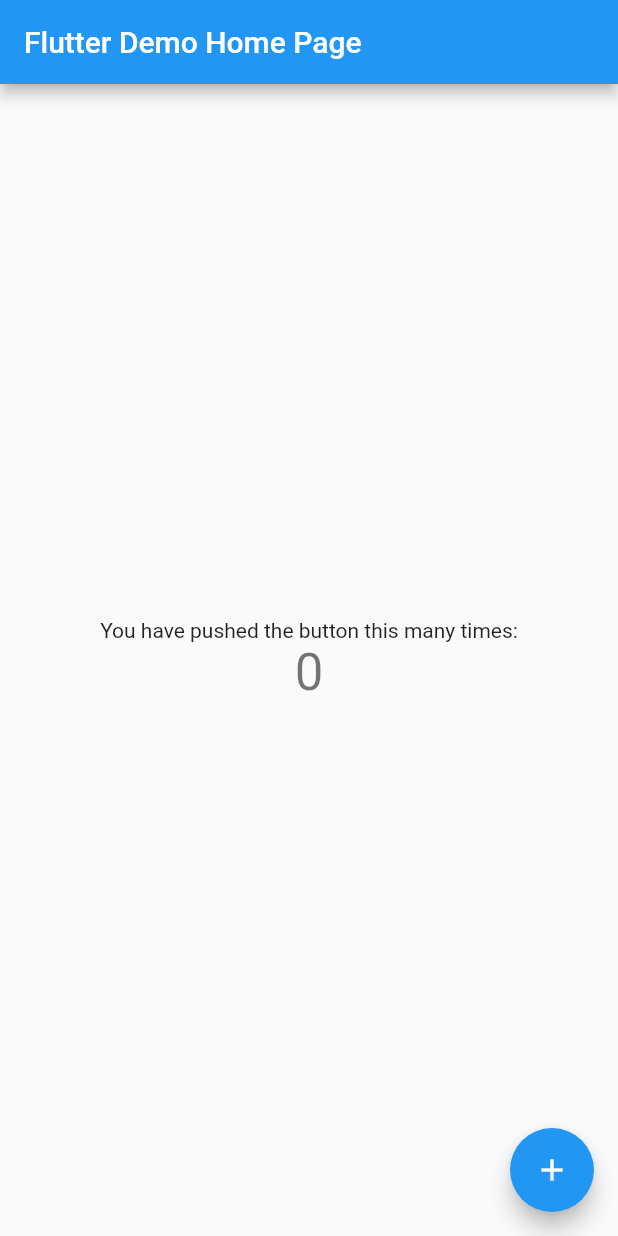
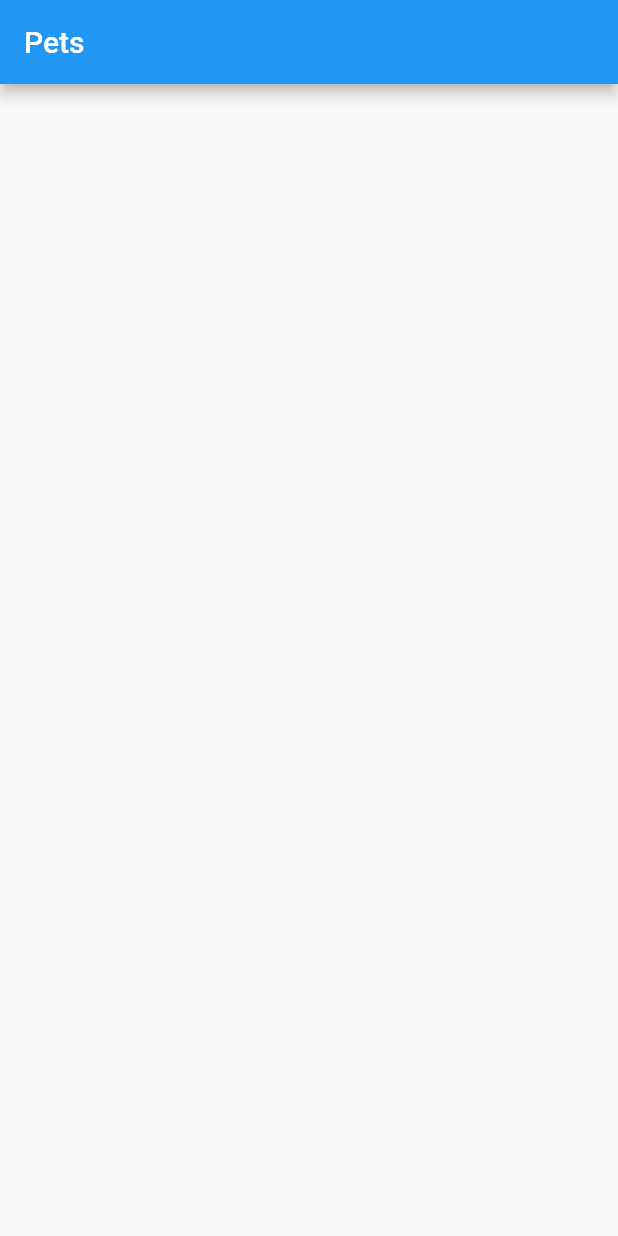
Before and after one commit to maciejjagodzinski/pets, a Flutter app: the screen it shows after launch, on a phone screen of 412 x 824 dp. Run offline on Flutter 3.47's test engine with Material 2 defaults, Android fonts, the phone set to English and light mode, and no system bars; our stand-ins replace bloc.

Commit message:
Organize pets feature files

```diff
--- a/lib/main.dart
+++ b/lib/main.dart
@@ -14,7 +14,7 @@ class MyApp extends StatelessWidget {
       theme: ThemeData(
         primarySwatch: Colors.blue,
       ),
-      home: const MyHomePage(title: 'Flutter Demo Home Page'),
+      home: const MyHomePage(title: 'Pets'),
     );
   }
 }
@@ -31,12 +31,6 @@ class MyHomePage extends StatefulWidget {
 class _MyHomePageState extends State<MyHomePage> {
   int _counter = 0;
 
-  void _incrementCounter() {
-    setState(() {
-      _counter++;
-    });
-  }
-
   @override
   Widget build(BuildContext context) {
     return Scaffold(
@@ -46,21 +40,9 @@ class _MyHomePageState extends State<MyHomePage> {
       body: Center(
         child: Column(
           mainAxisAlignment: MainAxisAlignment.center,
-            children: <Widget>[
-              const Text(
-                'You have pushed the button this many times:',
-              ),
-              Text(
-                '$_counter',
-                style: Theme.of(context).textTheme.headline4,
-              ),
-            ],
+          children: [],
         ),
       ),
-        floatingActionButton: FloatingActionButton(
-          onPressed: _incrementCounter,
-          tooltip: 'Increment',
-          child: const Icon(Icons.add),
-        ));
+    );
   }
 }
--- /dev/null
+++ b/lib/pets/bloc/cubit/pets_cubit.dart
@@ -0,0 +1,8 @@
+import 'package:bloc/bloc.dart';
+import 'package:flutter/material.dart';
+
+part 'pets_state.dart';
+
+class PetsCubit extends Cubit<PetsState> {
+  PetsCubit() : super(PetsInitial());
+}
--- /dev/null
+++ b/lib/pets/bloc/cubit/pets_state.dart
@@ -0,0 +1,6 @@
+part of 'pets_cubit.dart';
+
+@immutable
+abstract class PetsState {}
+
+class PetsInitial extends PetsState {}
--- a/pubspec.yaml
+++ b/pubspec.yaml
@@ -36,6 +36,7 @@ dependencies:
   # The following adds the Cupertino Icons font to your application.
   # Use with the CupertinoIcons class for iOS style icons.
   cupertino_icons: ^1.0.2
+  bloc: ^8.1.0
 
 dev_dependencies:
   flutter_test:
```
Also changed, not shown: lib/pets/api/pets_api.dart (added), lib/pets/models/pet_model.dart (added), lib/pets/models/pets_model.dart (added), lib/pets/repository/pets_repository.dart (added), lib/pets/view/pets.dart (added), pubspec.lock. Lines whose indentation alone changed are shown as unchanged.
